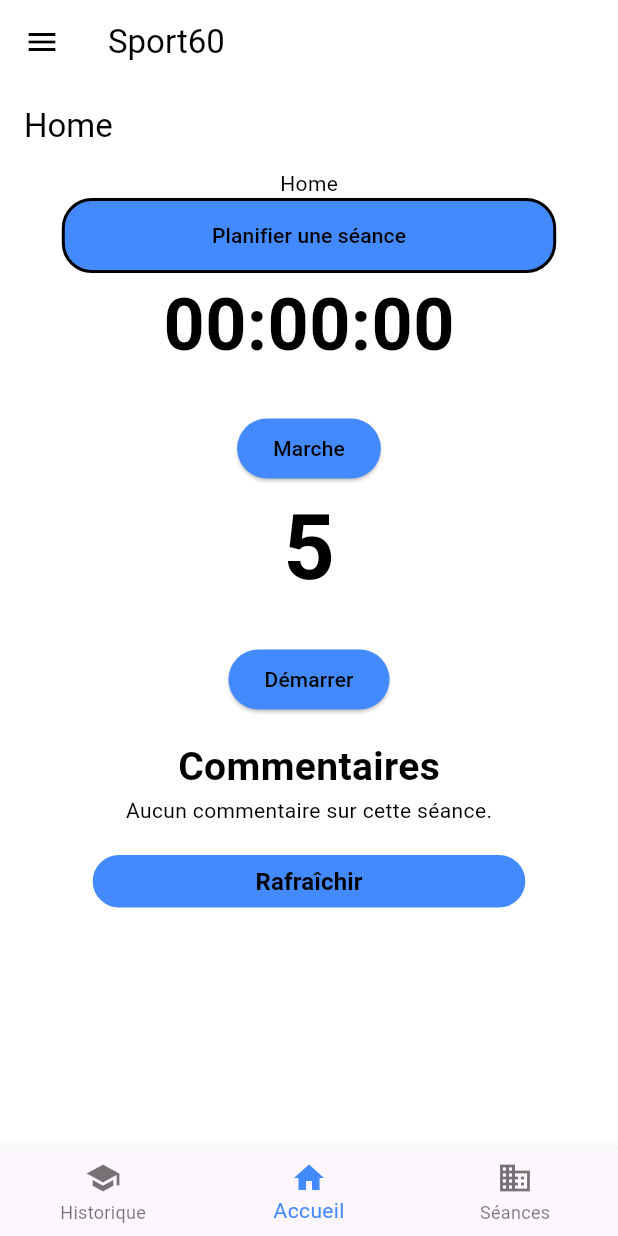
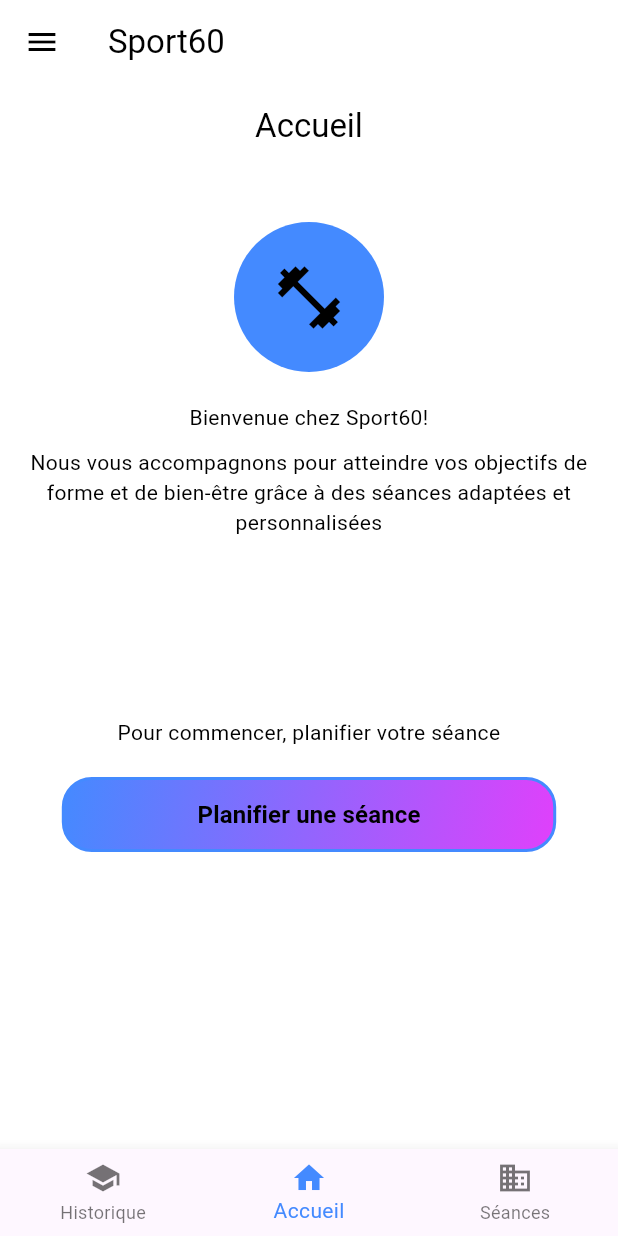
Before and after one commit to Xalovald/sport60, a Flutter app: the screen it shows once a user with an empty profile is signed in, on a phone screen of 412 x 824 dp. Run offline on Flutter 3.47's test engine with Material 3 defaults, Android fonts, the phone set to English and light mode, and no system bars; our stand-ins replace audioplayers, firebase_auth, firebase_core, flutter_local_notifications, google_sign_in, permission_handler and 3 more; missing offline and left inert: flutter_sound; accounts and stored records are empty.

Commit message:
update home

```diff
--- a/lib/persistance/planning_persistance.dart
+++ b/lib/persistance/planning_persistance.dart
@@ -50,7 +50,7 @@ class PlanningPersistance {
       FROM planning
       INNER JOIN session ON planning.session_id = session.id
       WHERE planning.date_realized IS NOT NULL
-      ORDER BY planning.date DESC, planning.time DESC
+      ORDER BY planning.date_realized DESC, planning.time_realized DESC
     ''');
     return List.generate(maps.length, (i) {
       return PlanningDomain.fromMap(maps[i]);
--- a/lib/views/home.dart
+++ b/lib/views/home.dart
@@ -1,10 +1,5 @@
 import 'package:flutter/material.dart';
 import 'package:sport60/widgets/button.dart';
-import 'package:sport60/widgets/commentary.dart';
-import 'package:sport60/widgets/commentaryGet.dart';
-import 'package:sport60/widgets/stopwatch.dart';
-import 'package:sport60/widgets/timer.dart';
-import 'package:sport60/widgets/sound.dart';
 import 'package:sport60/views/planning/choose_session.dart';
 import 'package:sport60/widgets/theme.dart';
 import 'package:provider/provider.dart';
@@ -19,44 +14,83 @@ class _HomePageState extends State<HomePage> {
   @override
   Widget build(BuildContext context) {
     final themeNotifier = Provider.of<ThemeNotifier>(context);
+
     return Scaffold(
       appBar: AppBar(
-          title: const Text('Home'),
+        title: const Text('Accueil'),
         backgroundColor: themeNotifier.currentTheme.primaryColor,
-          foregroundColor: themeNotifier.currentTheme.textTheme.headlineSmall?.color,
+        foregroundColor:
+            themeNotifier.currentTheme.textTheme.headlineSmall?.color,
+        centerTitle: true,
       ),
-        body: Column(children: [
-          const Text("Home"),
+      body: Padding(
+        padding: const EdgeInsets.all(16.0),
+        child: Column(
+          crossAxisAlignment: CrossAxisAlignment.center,
+          children: [
+            const SizedBox(height: 20),
+            CircleAvatar(
+              radius: 50,
+              backgroundColor: themeNotifier.currentTheme.colorScheme.primary,
+              child: Icon(
+                Icons.fitness_center,
+                size: 50,
+                color: themeNotifier.currentTheme.colorScheme.onPrimary,
+              ),
+            ),
+            const SizedBox(height: 20),
+            Text(
+              "Bienvenue chez Sport60!",
+              style: themeNotifier.currentTheme.textTheme.headlineSmall,
+              textAlign: TextAlign.center,
+            ),
+            const SizedBox(height: 10),
+            Text(
+              "Nous vous accompagnons pour atteindre vos objectifs de forme et de bien-être grâce à des séances adaptées et personnalisées",
+              style: themeNotifier.currentTheme.textTheme.bodyMedium,
+              textAlign: TextAlign.center,
+            ),
+            const SizedBox(height: 120),
+            Text(
+              "Pour commencer, planifier votre séance",
+              style: themeNotifier.currentTheme.textTheme.bodyMedium,
+              textAlign: TextAlign.center,
+            ),
+            const SizedBox(height: 20),
             CustomButton(
               onClick: () => {
                 Navigator.of(context).push(MaterialPageRoute(
-                  builder: (context) => const ChooseSession()))
+                  builder: (context) => const ChooseSession(),
+                ))
               },
               decoration: BoxDecoration(
                 shape: BoxShape.rectangle,
-                borderRadius: const BorderRadius.all(Radius.circular(20)),
-                color: themeNotifier.currentTheme.colorScheme.primary,
-                border: Border.all(width: 2)),
+                borderRadius: BorderRadius.circular(20),
+                gradient: LinearGradient(
+                  colors: [themeNotifier.customButtonColor, Colors.purpleAccent],
+                  begin: Alignment.topLeft,
+                  end: Alignment.bottomRight,
+                ),
+                border: Border.all(
+                    color: themeNotifier.currentTheme.colorScheme.secondary,
+                    width: 2
+                    ),
+              ),
               width: MediaQuery.of(context).size.width * 0.8,
               height: 50,
               heroTag: 'ChooseSessionButton',
               child: Text(
                 "Planifier une séance",
                 style: TextStyle(
-                //apply cutom button color
                   color: themeNotifier.currentTheme.textTheme.headlineSmall?.color,
+                  fontWeight: FontWeight.bold,
+                  fontSize: 16,
                 ),
               ),
             ),
-          StopwatchWidget(),
-          CountdownTimer(
-            maxTime: 5,
-            onTimeUp: () {
-              print('Temps écoulé!');
-            },
-            autoStart: false,
+          ],
         ),
-          Expanded(child: CommentListWidget(sessionId: 1, exerciseId: 2)),
-        ]));
+      ),
+    );
   }
 }
```
Lines whose indentation alone changed are shown as unchanged.
